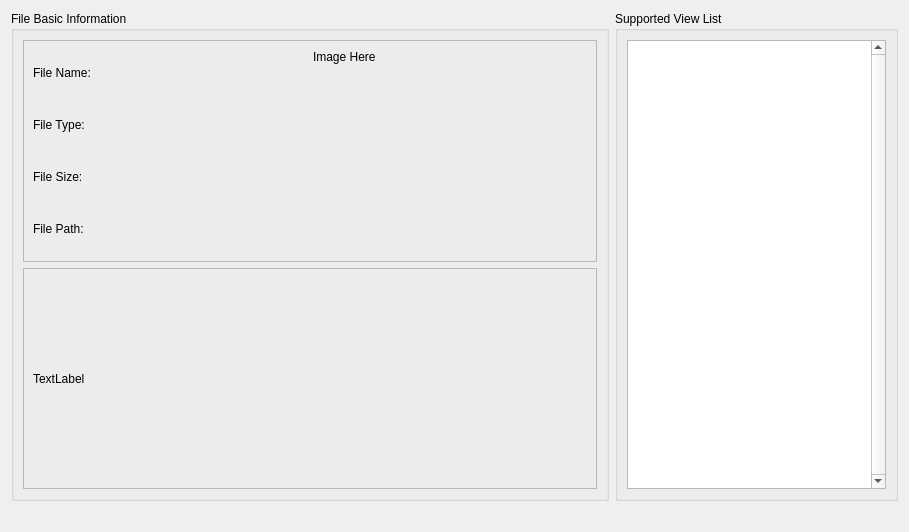
Above: src/designer/views/filedescriptionview/FileDescriptionView.ui from igemsoftware/USTC-Software_2011 before the change. Below: the same form after it.
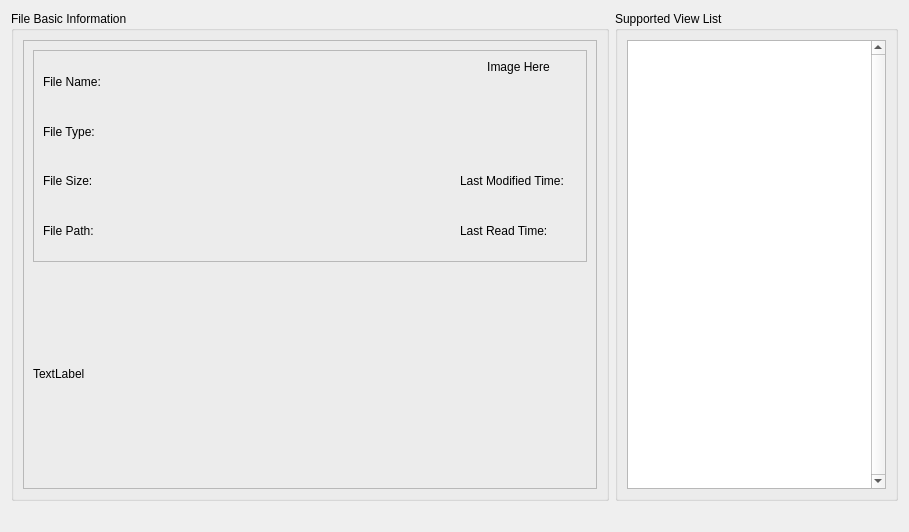
That is the form after the change.

Diff of the .ui file:
```diff
--- a/src/designer/views/filedescriptionview/FileDescriptionView.ui
+++ b/src/designer/views/filedescriptionview/FileDescriptionView.ui
@@ -19,8 +19,24 @@
      <property name="title">
       <string>File Basic Information</string>
      </property>
-     <layout class="QVBoxLayout" name="verticalLayout">
-      <item>
+     <layout class="QGridLayout" name="gridLayout_6">
+      <item row="1" column="0">
+       <widget class="QFrame" name="frame_2">
+        <property name="frameShape">
+         <enum>QFrame::StyledPanel</enum>
+        </property>
+        <property name="frameShadow">
+         <enum>QFrame::Raised</enum>
+        </property>
+        <layout class="QGridLayout" name="gridLayout_4">
+         <item row="1" column="0">
+          <widget class="QLabel" name="label_3">
+           <property name="text">
+            <string>TextLabel</string>
+           </property>
+          </widget>
+         </item>
+         <item row="0" column="0">
        <widget class="QFrame" name="frame">
         <property name="frameShape">
          <enum>QFrame::StyledPanel</enum>
@@ -28,8 +44,22 @@
         <property name="frameShadow">
          <enum>QFrame::Raised</enum>
         </property>
-        <layout class="QGridLayout" name="gridLayout_3">
+           <layout class="QGridLayout" name="gridLayout_2">
+            <item row="0" column="0">
+             <widget class="QLabel" name="label_2">
+              <property name="text">
+               <string>File Name:</string>
+              </property>
+             </widget>
+            </item>
          <item row="0" column="1">
+             <widget class="QLabel" name="labelFileName">
+              <property name="text">
+               <string>&lt;Unsaved&gt;</string>
+              </property>
+             </widget>
+            </item>
+            <item row="0" column="3" rowspan="2" colspan="2">
           <widget class="QLabel" name="labelImage">
            <property name="frameShape">
             <enum>QFrame::Box</enum>
@@ -41,23 +71,7 @@
             <string>Image Here</string>
            </property>
            <property name="alignment">
-            <set>Qt::AlignLeading|Qt::AlignLeft|Qt::AlignTop</set>
-           </property>
-          </widget>
-         </item>
-         <item row="0" column="0">
-          <layout class="QGridLayout" name="gridLayout_2">
-           <item row="0" column="0">
-            <widget class="QLabel" name="label_2">
-             <property name="text">
-              <string>File Name:</string>
-             </property>
-            </widget>
-           </item>
-           <item row="0" column="1">
-            <widget class="QLabel" name="labelFileName">
-             <property name="text">
-              <string>&lt;Unsaved&gt;</string>
+               <set>Qt::AlignHCenter|Qt::AlignTop</set>
              </property>
             </widget>
            </item>
@@ -75,13 +89,6 @@
              </property>
             </widget>
            </item>
-           <item row="2" column="1">
-            <widget class="QLabel" name="labelFileSize">
-             <property name="text">
-              <string>&lt;Unknown&gt;</string>
-             </property>
-            </widget>
-           </item>
            <item row="2" column="0">
             <widget class="QLabel" name="label_8">
              <property name="text">
@@ -89,6 +96,27 @@
              </property>
             </widget>
            </item>
+            <item row="2" column="1">
+             <widget class="QLabel" name="labelFileSize">
+              <property name="text">
+               <string>&lt;Unknown&gt;</string>
+              </property>
+             </widget>
+            </item>
+            <item row="2" column="3">
+             <widget class="QLabel" name="labelLastModified_2">
+              <property name="text">
+               <string>Last Modified Time:</string>
+              </property>
+             </widget>
+            </item>
+            <item row="2" column="4">
+             <widget class="QLabel" name="labelLastModified">
+              <property name="text">
+               <string>&lt;Unknow&gt;</string>
+              </property>
+             </widget>
+            </item>
            <item row="3" column="0">
             <widget class="QLabel" name="label">
              <property name="text">
@@ -103,25 +131,34 @@
              </property>
             </widget>
            </item>
-          </layout>
-         </item>
-        </layout>
-       </widget>
-      </item>
-      <item>
-       <widget class="QFrame" name="frame_2">
-        <property name="frameShape">
-         <enum>QFrame::StyledPanel</enum>
-        </property>
-        <property name="frameShadow">
-         <enum>QFrame::Raised</enum>
-        </property>
-        <layout class="QGridLayout" name="gridLayout_4">
-         <item row="0" column="0">
-          <widget class="QLabel" name="label_3">
-           <property name="text">
-            <string>TextLabel</string>
-           </property>
+            <item row="3" column="3">
+             <widget class="QLabel" name="labelLastRead_2">
+              <property name="text">
+               <string>Last Read Time:</string>
+              </property>
+             </widget>
+            </item>
+            <item row="3" column="4">
+             <widget class="QLabel" name="labelLastRead">
+              <property name="text">
+               <string>&lt;Unknow&gt;</string>
+              </property>
+             </widget>
+            </item>
+            <item row="1" column="2">
+             <spacer name="horizontalSpacer_3">
+              <property name="orientation">
+               <enum>Qt::Horizontal</enum>
+              </property>
+              <property name="sizeHint" stdset="0">
+               <size>
+                <width>40</width>
+                <height>20</height>
+               </size>
+              </property>
+             </spacer>
+            </item>
+           </layout>
           </widget>
          </item>
         </layout>
```
Lines whose indentation alone changed are shown as unchanged.
